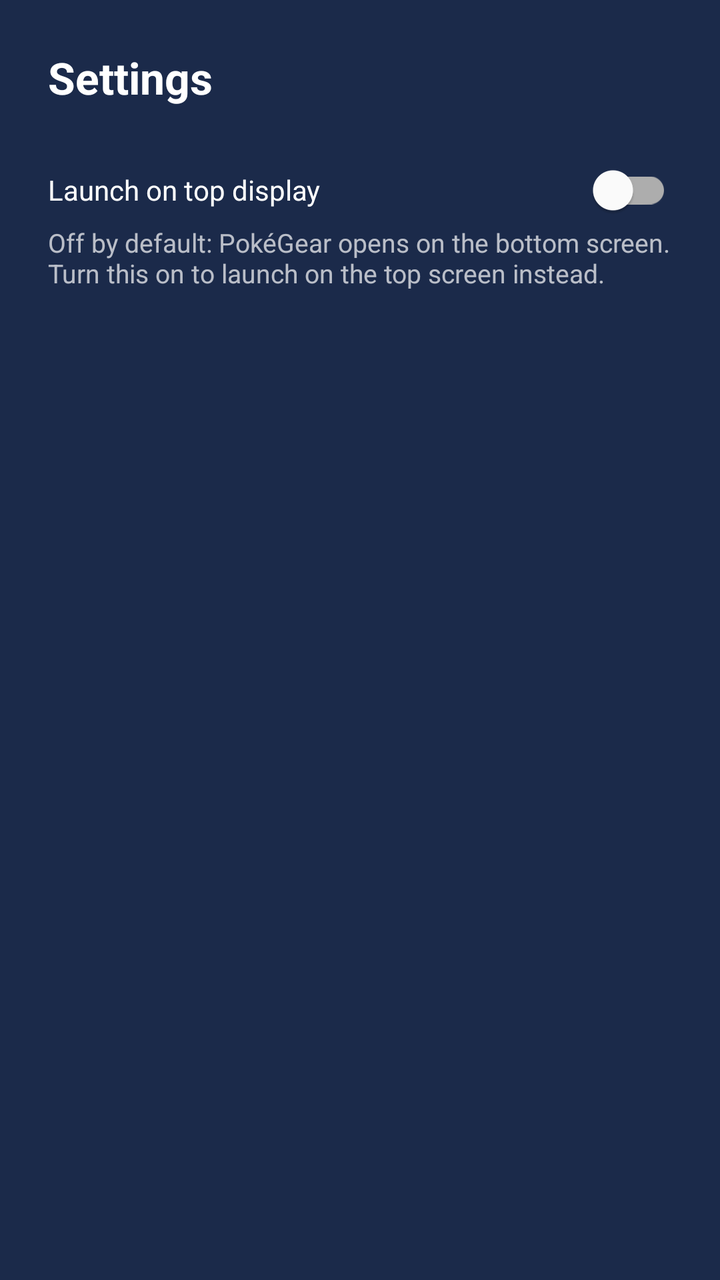
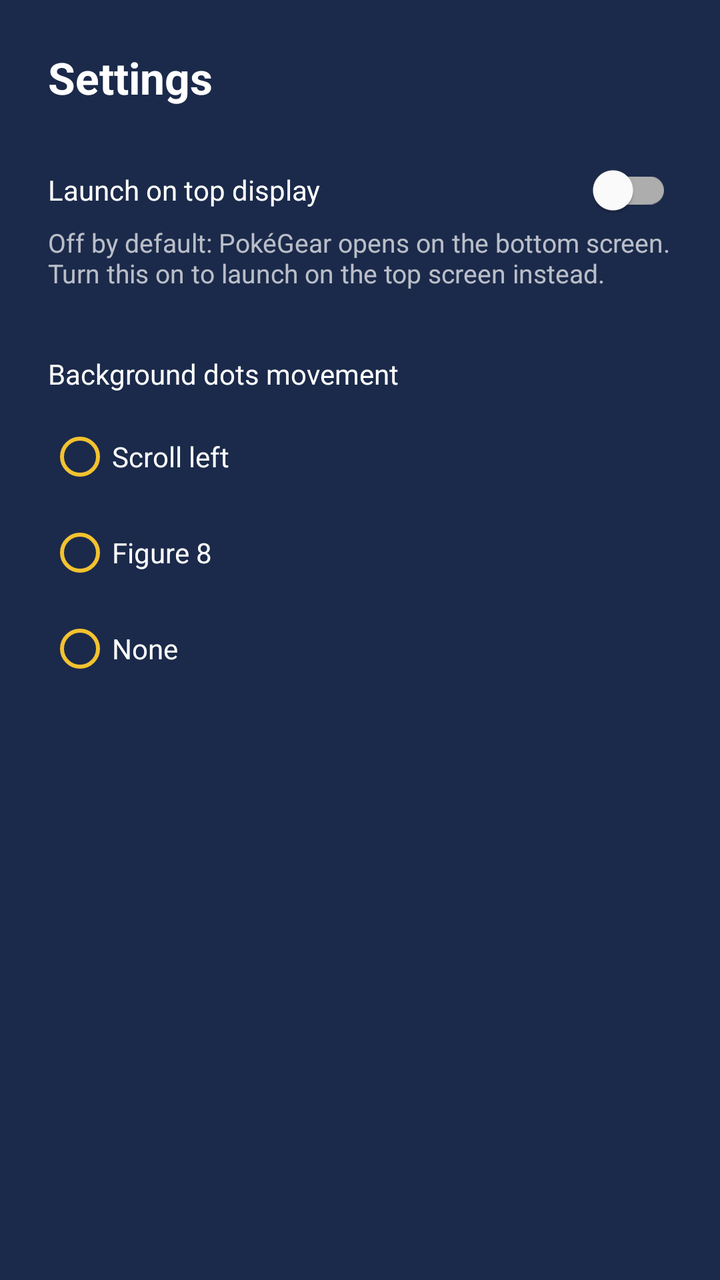

Screens rendered from an Android XML layout before and after an edit, with the pre-edit source and the edit as a unified diff.
<!-- AndroidManifest.xml: application theme Theme.PGearHS -->
<!-- res/layout/activity_settings.xml -->
<?xml version="1.0" encoding="utf-8"?>
<androidx.constraintlayout.widget.ConstraintLayout xmlns:android="http://schemas.android.com/apk/res/android"
    xmlns:app="http://schemas.android.com/apk/res-auto"
    android:layout_width="match_parent"
    android:layout_height="match_parent"
    android:background="@color/johtoBackground"
    android:padding="24dp">

    <TextView
        android:id="@+id/settingsHeader"
        android:layout_width="wrap_content"
        android:layout_height="wrap_content"
        android:text="@string/settings_title"
        android:textColor="@color/johtoOnBackground"
        android:textSize="22sp"
        android:textStyle="bold"
        app:layout_constraintStart_toStartOf="parent"
        app:layout_constraintTop_toTopOf="parent" />

    <TextView
        android:id="@+id/preferTopDisplayLabel"
        android:layout_width="0dp"
        android:layout_height="wrap_content"
        android:layout_marginTop="32dp"
        android:layout_marginEnd="16dp"
        android:text="@string/prefer_top_display_label"
        android:textColor="@color/johtoOnBackground"
        app:layout_constraintEnd_toStartOf="@id/preferTopDisplaySwitch"
        app:layout_constraintStart_toStartOf="parent"
        app:layout_constraintTop_toBottomOf="@id/settingsHeader" />

    <com.google.android.material.switchmaterial.SwitchMaterial
        android:id="@+id/preferTopDisplaySwitch"
        android:layout_width="wrap_content"
        android:layout_height="wrap_content"
        app:layout_constraintBottom_toBottomOf="@id/preferTopDisplayLabel"
        app:layout_constraintEnd_toEndOf="parent"
        app:layout_constraintTop_toTopOf="@id/preferTopDisplayLabel" />

    <TextView
        android:id="@+id/preferTopDisplayHint"
        android:layout_width="0dp"
        android:layout_height="wrap_content"
        android:layout_marginTop="8dp"
        android:alpha="0.7"
        android:text="@string/prefer_top_display_hint"
        android:textColor="@color/johtoOnBackground"
        android:textSize="13sp"
        app:layout_constraintEnd_toEndOf="parent"
        app:layout_constraintStart_toStartOf="parent"
        app:layout_constraintTop_toBottomOf="@id/preferTopDisplayLabel" />

</androidx.constraintlayout.widget.ConstraintLayout>
<!-- resources referenced by this layout -->
<resources>
  <color name="johtoBackground">#1B2A4A</color>
  <color name="johtoOnBackground">#FFFFFF</color>
  <string name="prefer_top_display_hint">Off by default: PokéGear opens on the bottom screen. Turn this on to launch on the top screen instead.</string>
  <string name="prefer_top_display_label">Launch on top display</string>
  <string name="settings_title">Settings</string>
  <style name="Theme.PGearHS" parent="Theme.MaterialComponents.DayNight.NoActionBar">
          <item name="colorPrimary">@color/johtoAccent</item>
          <item name="colorPrimaryDark">@color/johtoBackground</item>
          <item name="colorAccent">@color/johtoAccent</item>
          <item name="android:windowBackground">@color/johtoBackground</item>
          <item name="android:statusBarColor" tools:targetApi="l">@color/johtoBackground</item>
      </style>
  <color name="johtoAccent">#F2C230</color>
</resources>

<!-- the commit's change to res/layout/activity_settings.xml (unified diff, before → after) -->
@@ -50,4 +50,49 @@
         app:layout_constraintStart_toStartOf="parent"
         app:layout_constraintTop_toBottomOf="@id/preferTopDisplayLabel" />
 
+    <TextView
+        android:id="@+id/menuBackgroundMovementLabel"
+        android:layout_width="0dp"
+        android:layout_height="wrap_content"
+        android:layout_marginTop="32dp"
+        android:text="@string/menu_background_movement_label"
+        android:textColor="@color/johtoOnBackground"
+        app:layout_constraintEnd_toEndOf="parent"
+        app:layout_constraintStart_toStartOf="parent"
+        app:layout_constraintTop_toBottomOf="@id/preferTopDisplayHint" />
+
+    <RadioGroup
+        android:id="@+id/menuBackgroundMovementGroup"
+        android:layout_width="wrap_content"
+        android:layout_height="wrap_content"
+        android:layout_marginTop="8dp"
+        app:layout_constraintStart_toStartOf="parent"
+        app:layout_constraintTop_toBottomOf="@id/menuBackgroundMovementLabel">
+
+        <RadioButton
+            android:id="@+id/movementOptionLeft"
+            android:layout_width="wrap_content"
+            android:layout_height="wrap_content"
+            android:buttonTint="@color/johtoAccent"
+            android:text="@string/menu_background_movement_left"
+            android:textColor="@color/johtoOnBackground" />
+
+        <RadioButton
+            android:id="@+id/movementOptionFigureEight"
+            android:layout_width="wrap_content"
+            android:layout_height="wrap_content"
+            android:buttonTint="@color/johtoAccent"
+            android:text="@string/menu_background_movement_figure_eight"
+            android:textColor="@color/johtoOnBackground" />
+
+        <RadioButton
+            android:id="@+id/movementOptionNone"
+            android:layout_width="wrap_content"
+            android:layout_height="wrap_content"
+            android:buttonTint="@color/johtoAccent"
+            android:text="@string/menu_background_movement_none"
+            android:textColor="@color/johtoOnBackground" />
+
+    </RadioGroup>
+
 </androidx.constraintlayout.widget.ConstraintLayout>
<!-- resource entries referenced after the edit -->
@@ -2,6 +2,10 @@
 <resources>
   <color name="johtoBackground">#1B2A4A</color>
   <color name="johtoOnBackground">#FFFFFF</color>
+  <string name="menu_background_movement_figure_eight">Figure 8</string>
+  <string name="menu_background_movement_label">Background dots movement</string>
+  <string name="menu_background_movement_left">Scroll left</string>
+  <string name="menu_background_movement_none">None</string>
   <string name="prefer_top_display_hint">Off by default: PokéGear opens on the bottom screen. Turn this on to launch on the top screen instead.</string>
   <string name="prefer_top_display_label">Launch on top display</string>
   <string name="settings_title">Settings</string>
